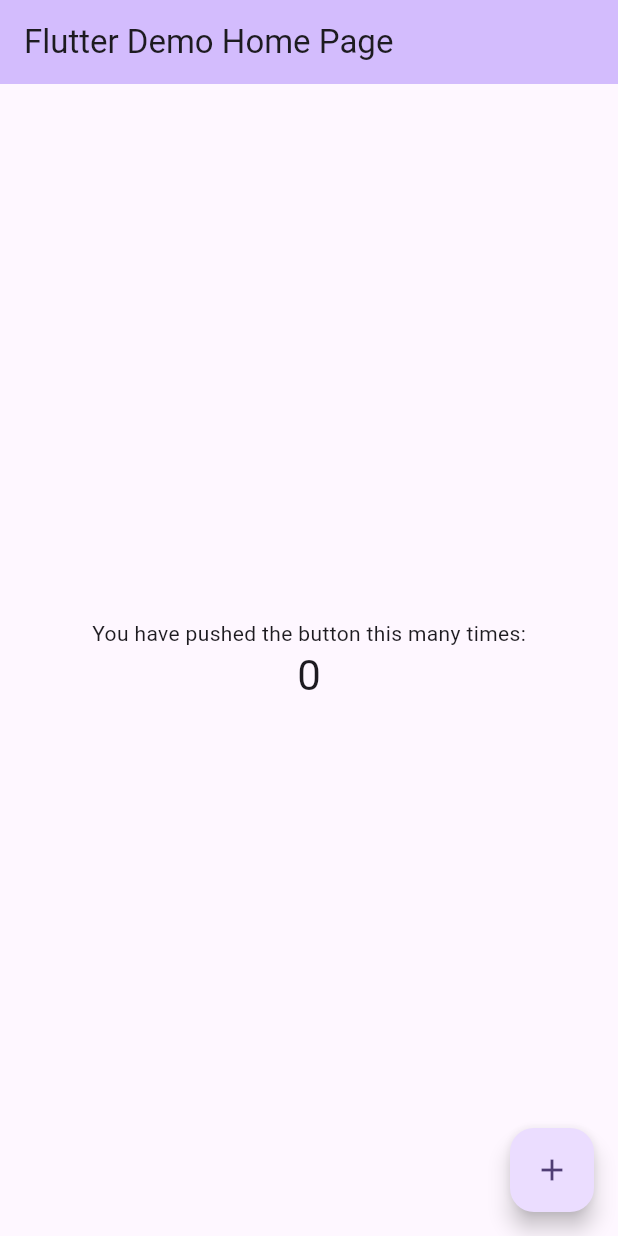
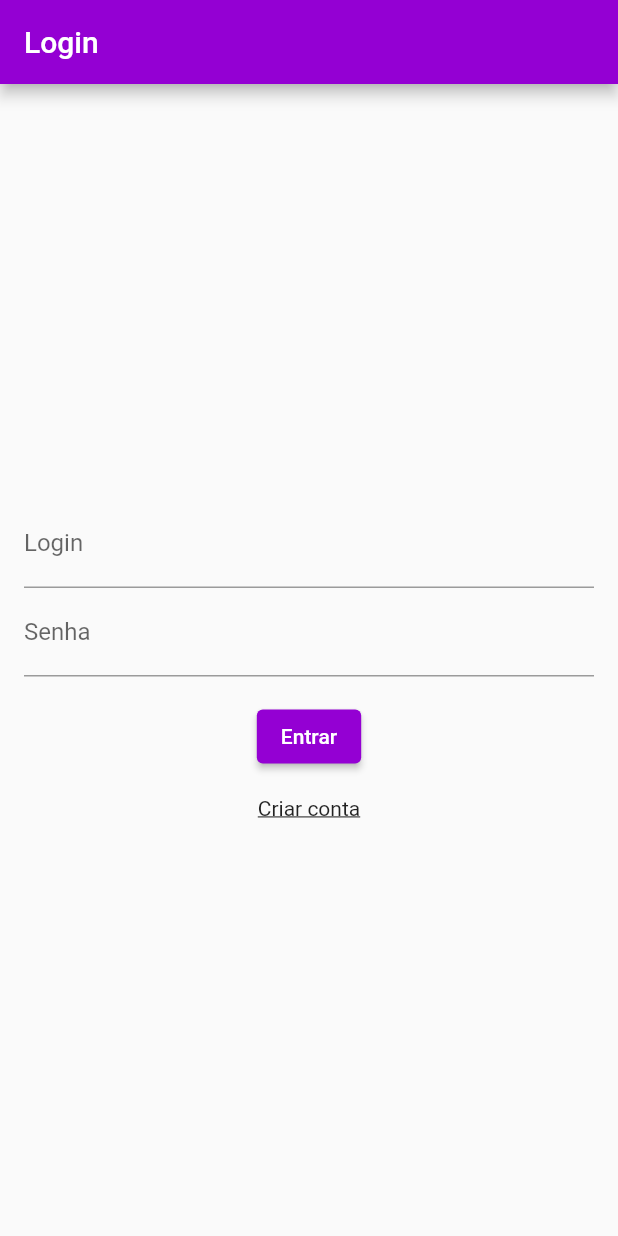
Before and after one commit to pdropaullo/flutterFinal, a Flutter app: the screen it shows after launch, on a phone screen of 412 x 824 dp. Run offline on Flutter 3.47's test engine with Material 2 defaults, Android fonts, the phone set to English and light mode, and no system bars; our stand-ins replace cloud_firestore, firebase_core; accounts and stored records are empty.

Commit message:
first commit

```diff
--- a/lib/main.dart
+++ b/lib/main.dart
@@ -1,125 +1,31 @@
+import 'package:cloud_firestore/cloud_firestore.dart';
+import 'package:firebase_core/firebase_core.dart';
 import 'package:flutter/material.dart';
+import 'package:flutterfinal/pages/LoginPage.dart';
 
-void main() {
-  runApp(const MyApp());
+void main() async {
+  WidgetsFlutterBinding.ensureInitialized();
+  await Firebase.initializeApp();
+  FirebaseFirestore db = await FirebaseFirestore.instance;
+  // db.collection('Teste').add({'Nome': 'Teste'});
+  runApp(
+    MaterialApp(
+      theme: ThemeData(
+        primarySwatch: MaterialColor(0xFF9400D3, {
+          50: Color(0xFFF5E3FF),
+          100: Color(0xFFD3A8FF),
+          200: Color(0xFFB97AFF),
+          300: Color(0xFF9D4CFF),
+          400: Color(0xFF981FFF),
+          500: Color(0xFF9400D3),
+          600: Color(0xFF8E00C1),
+          700: Color(0xFF8800B0),
+          800: Color(0xFF82009E),
+          900: Color(0xFF760081),
+        }),
+      ),
+      debugShowCheckedModeBanner: false,
+      home: LoginPage(),
+    ),
+  );
 }
-
-class MyApp extends StatelessWidget {
-  const MyApp({super.key});
-
-  // This widget is the root of your application.
-  @override
-  Widget build(BuildContext context) {
-    return MaterialApp(
-      title: 'Flutter Demo',
-      theme: ThemeData(
-        // This is the theme of your application.
-        //
-        // TRY THIS: Try running your application with "flutter run". You'll see
-        // the application has a blue toolbar. Then, without quitting the app,
-        // try changing the seedColor in the colorScheme below to Colors.green
-        // and then invoke "hot reload" (save your changes or press the "hot
-        // reload" button in a Flutter-supported IDE, or press "r" if you used
-        // the command line to start the app).
-        //
-        // Notice that the counter didn't reset back to zero; the application
-        // state is not lost during the reload. To reset the state, use hot
-        // restart instead.
-        //
-        // This works for code too, not just values: Most code changes can be
-        // tested with just a hot reload.
-        colorScheme: ColorScheme.fromSeed(seedColor: Colors.deepPurple),
-        useMaterial3: true,
-      ),
-      home: const MyHomePage(title: 'Flutter Demo Home Page'),
-    );
-  }
-}
-
-class MyHomePage extends StatefulWidget {
-  const MyHomePage({super.key, required this.title});
-
-  // This widget is the home page of your application. It is stateful, meaning
-  // that it has a State object (defined below) that contains fields that affect
-  // how it looks.
-
-  // This class is the configuration for the state. It holds the values (in this
-  // case the title) provided by the parent (in this case the App widget) and
-  // used by the build method of the State. Fields in a Widget subclass are
-  // always marked "final".
-
-  final String title;
-
-  @override
-  State<MyHomePage> createState() => _MyHomePageState();
-}
-
-class _MyHomePageState extends State<MyHomePage> {
-  int _counter = 0;
-
-  void _incrementCounter() {
-    setState(() {
-      // This call to setState tells the Flutter framework that something has
-      // changed in this State, which causes it to rerun the build method below
-      // so that the display can reflect the updated values. If we changed
-      // _counter without calling setState(), then the build method would not be
-      // called again, and so nothing would appear to happen.
-      _counter++;
-    });
-  }
-
-  @override
-  Widget build(BuildContext context) {
-    // This method is rerun every time setState is called, for instance as done
-    // by the _incrementCounter method above.
-    //
-    // The Flutter framework has been optimized to make rerunning build methods
-    // fast, so that you can just rebuild anything that needs updating rather
-    // than having to individually change instances of widgets.
-    return Scaffold(
-      appBar: AppBar(
-        // TRY THIS: Try changing the color here to a specific color (to
-        // Colors.amber, perhaps?) and trigger a hot reload to see the AppBar
-        // change color while the other colors stay the same.
-        backgroundColor: Theme.of(context).colorScheme.inversePrimary,
-        // Here we take the value from the MyHomePage object that was created by
-        // the App.build method, and use it to set our appbar title.
-        title: Text(widget.title),
-      ),
-      body: Center(
-        // Center is a layout widget. It takes a single child and positions it
-        // in the middle of the parent.
-        child: Column(
-          // Column is also a layout widget. It takes a list of children and
-          // arranges them vertically. By default, it sizes itself to fit its
-          // children horizontally, and tries to be as tall as its parent.
-          //
-          // Column has various properties to control how it sizes itself and
-          // how it positions its children. Here we use mainAxisAlignment to
-          // center the children vertically; the main axis here is the vertical
-          // axis because Columns are vertical (the cross axis would be
-          // horizontal).
-          //
-          // TRY THIS: Invoke "debug painting" (choose the "Toggle Debug Paint"
-          // action in the IDE, or press "p" in the console), to see the
-          // wireframe for each widget.
-          mainAxisAlignment: MainAxisAlignment.center,
-          children: <Widget>[
-            const Text(
-              'You have pushed the button this many times:',
-            ),
-            Text(
-              '$_counter',
-              style: Theme.of(context).textTheme.headlineMedium,
-            ),
-          ],
-        ),
-      ),
-      floatingActionButton: FloatingActionButton(
-        onPressed: _incrementCounter,
-        tooltip: 'Increment',
-        child: const Icon(Icons.add),
-      ), // This trailing comma makes auto-formatting nicer for build methods.
-    );
-  }
-}
--- /dev/null
+++ b/lib/pages/LoginPage.dart
@@ -0,0 +1,109 @@
+import 'package:flutter/material.dart';
+import 'package:flutterfinal/pages/HomePage.dart';
+
+class LoginPage extends StatefulWidget {
+  const LoginPage({Key? key}) : super(key: key);
+
+  @override
+  _LoginPageState createState() => _LoginPageState();
+}
+
+class _LoginPageState extends State<LoginPage> {
+  TextEditingController _usernameController = TextEditingController();
+  TextEditingController _passwordController = TextEditingController();
+
+  @override
+  Widget build(BuildContext context) {
+    return Scaffold(
+      appBar: AppBar(
+        title: Text('Login'),
+      ),
+      body: Center(
+        child: Padding(
+          padding: const EdgeInsets.all(16.0),
+          child: Column(
+            mainAxisAlignment: MainAxisAlignment.center,
+            children: <Widget>[
+              TextField(
+                controller: _usernameController,
+                decoration: InputDecoration(labelText: 'Login'),
+              ),
+              TextField(
+                controller: _passwordController,
+                obscureText: true,
+                decoration: InputDecoration(labelText: 'Senha'),
+              ),
+              SizedBox(height: 16.0),
+              ElevatedButton(
+                onPressed: () {
+                  String username = _usernameController.text;
+                  String password = _passwordController.text;
+                  Navigator.pushReplacement(
+                    context,
+                    MaterialPageRoute(
+                      builder: (BuildContext context) => HomePage(),
+                    ),
+                  );
+                },
+                child: Text('Entrar'),
+              ),
+              SizedBox(height: 16.0),
+              GestureDetector(
+                onTap: () {
+                  _showRegistrationDialog(context);
+                },
+                child: Text(
+                  'Criar conta',
+                  style: TextStyle(
+                    decoration: TextDecoration.underline,
+                  ),
+                ),
+              ),
+            ],
+          ),
+        ),
+      ),
+    );
+  }
+
+  void _showRegistrationDialog(BuildContext context) {
+    showDialog(
+      context: context,
+      builder: (BuildContext context) {
+        return AlertDialog(
+          title: Text('Cadastro'),
+          content: SingleChildScrollView(
+            child: Column(
+              children: [
+                TextField(
+                  decoration: InputDecoration(labelText: 'Nome'),
+                ),
+                TextField(
+                  decoration: InputDecoration(labelText: 'Email'),
+                ),
+                TextField(
+                  decoration: InputDecoration(labelText: 'Senha'),
+                ),
+                TextField(
+                  decoration: InputDecoration(labelText: 'Confirme a senha'),
+                ),
+              ],
+            ),
+          ),
+          actions: [
+            ElevatedButton(
+              onPressed: () {},
+              child: Text('Cadastrar'),
+            ),
+            TextButton(
+              onPressed: () {
+                Navigator.of(context).pop();
+              },
+              child: Text('Cancelar'),
+            ),
+          ],
+        );
+      },
+    );
+  }
+}
```
Also changed, not shown: lib/pages/HomePage.dart (added, +15 -0 lines), pubspec.yaml (+7 -1 lines), pubspec.lock, 3 other files.
